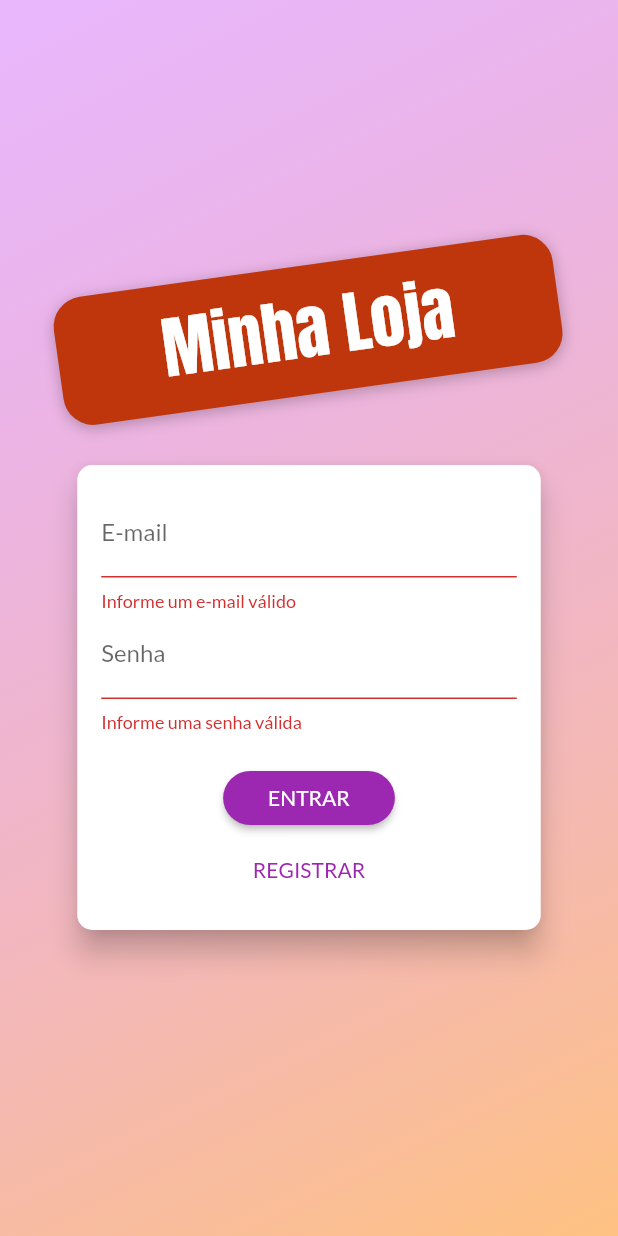
After one commit to nickollasaranha/flutter_udemy, a Flutter app: the screen it shows after launch, after a tap on "ENTRAR", on a phone screen of 412 x 824 dp. The commit adds this screen. Run offline on Flutter 3.47's test engine with Material 2 defaults, Android fonts, the phone set to English and light mode, and no system bars; our stand-ins replace shared_preferences; network calls fail.

Commit message:
feat: end of module 11

```diff
--- /dev/null
+++ b/shop/lib/components/auth_form.dart
@@ -0,0 +1,182 @@
+import 'package:flutter/material.dart';
+import 'package:provider/provider.dart';
+import 'package:shop/exceptions/auth_exception.dart';
+
+import '../models/auth.dart';
+
+enum AuthMode { Signup, Login }
+
+class AuthForm extends StatefulWidget {
+  const AuthForm({super.key});
+
+  @override
+  State<AuthForm> createState() => _AuthFormState();
+}
+
+class _AuthFormState extends State<AuthForm> {
+  final _passwordController = TextEditingController();
+  final _formKey = GlobalKey<FormState>();
+  bool _isLoading = false;
+
+  AuthMode _authMode = AuthMode.Login;
+  Map<String, String> _authData = {
+    'email': '',
+    'password': '',
+  };
+
+  bool _isLogin() => _authMode == AuthMode.Login;
+  bool _isSignup() => _authMode == AuthMode.Signup;
+
+  void _switchAuthMode() {
+    setState(() {
+      if (_isLogin()) {
+        _authMode = AuthMode.Signup;
+      } else {
+        _authMode = AuthMode.Login;
+      }
+    });
+  }
+
+  void _showErrorDialog(String msg) {
+    showDialog(
+      context: context,
+      builder: (ctx) => AlertDialog(
+        title: Text("Ocorreu um Erro"),
+        content: Text(msg),
+        actions: [
+          TextButton(
+            onPressed: () => Navigator.of(context).pop(),
+            child: Text('Fechar'),
+          )
+        ],
+      ),
+    );
+  }
+
+  Future<void> _submit() async {
+    final isValid = _formKey.currentState?.validate() ?? false;
+    if (!isValid) {
+      return;
+    }
+    setState(() {
+      _isLoading = true;
+    });
+
+    _formKey.currentState?.save();
+    Auth auth = Provider.of(context, listen: false);
+
+    try {
+      if (_isLogin()) {
+        // Login
+        await auth.login(
+          _authData['email']!,
+          _authData['password']!,
+        );
+      } else {
+        // Signup
+        await auth.signup(
+          _authData['email']!,
+          _authData['password']!,
+        );
+      }
+    } on AuthException catch (error) {
+      _showErrorDialog(error.toString());
+    } catch (error) {
+      _showErrorDialog('Ocorreu um erro inesperado!');
+    }
+
+    setState(() {
+      _isLoading = false;
+    });
+  }
+
+  @override
+  Widget build(BuildContext context) {
+    final deviceSize = MediaQuery.of(context).size;
+    return Card(
+      elevation: 8,
+      shape: RoundedRectangleBorder(
+        borderRadius: BorderRadius.circular(10),
+      ),
+      child: Container(
+        padding: const EdgeInsets.all(16),
+        height: _isLogin() ? 310 : 400,
+        width: deviceSize.width * 0.75,
+        child: Form(
+          key: _formKey,
+          child: Column(
+            children: [
+              TextFormField(
+                decoration: InputDecoration(labelText: 'E-mail'),
+                keyboardType: TextInputType.emailAddress,
+                onSaved: (email) => _authData['email'] = email ?? '',
+                validator: (value) {
+                  final email = value ?? '';
+                  if (email.trim().isEmpty || !email.contains('@')) {
+                    return 'Informe um e-mail válido';
+                  }
+                  return null;
+                },
+              ),
+              TextFormField(
+                decoration: InputDecoration(labelText: 'Senha'),
+                keyboardType: TextInputType.emailAddress,
+                obscureText: true,
+                controller: _passwordController,
+                onSaved: (password) => _authData['password'] = password ?? '',
+                validator: (_password) {
+                  final password = _password ?? '';
+                  if (password.isEmpty || password.length < 5) {
+                    return 'Informe uma senha válida';
+                  }
+                  return null;
+                },
+              ),
+              if (_isSignup())
+                TextFormField(
+                  decoration: InputDecoration(labelText: 'Confirmar Senha'),
+                  keyboardType: TextInputType.emailAddress,
+                  obscureText: true,
+                  validator: _isLogin()
+                      ? null
+                      : (_pwd) {
+                          final password = _pwd ?? '';
+                          if (password != _passwordController.text) {
+                            return 'Senhas não conferem';
+                          }
+                          return null;
+                        },
+                ),
+              SizedBox(
+                height: 20,
+              ),
+              if (_isLoading)
+                CircularProgressIndicator()
+              else
+                ElevatedButton(
+                  onPressed: _submit,
+                  child: Text(
+                      _authMode == AuthMode.Login ? 'ENTRAR' : 'REGISTRAR'),
+                  style: ElevatedButton.styleFrom(
+                      shape: RoundedRectangleBorder(
+                        borderRadius: BorderRadius.circular(30),
+                      ),
+                      padding: const EdgeInsets.symmetric(
+                        horizontal: 30,
+                        vertical: 8,
+                      )),
+                ),
+              Spacer(),
+              TextButton(
+                onPressed: _switchAuthMode,
+                child: Text(
+                  _isLogin() ? 'REGISTRAR' : 'JÁ POSSUI CONTA?',
+                ),
+              ),
+            ],
+          ),
+        ),
+      ),
+    );
+  }
+}
--- /dev/null
+++ b/shop/lib/data/store.dart
@@ -0,0 +1,32 @@
+import 'dart:convert';
+import 'package:shared_preferences/shared_preferences.dart';
+
+class Store {
+  static Future<bool> saveString(String key, String value) async {
+    final prefs = await SharedPreferences.getInstance();
+    return prefs.setString(key, value);
+  }
+
+  static Future<bool> saveMap(String key, Map<String, dynamic> value) async {
+    return saveString(key, jsonEncode(value));
+  }
+
+  static Future<String> getString(String key,
+      [String defaultValue = '']) async {
+    final prefs = await SharedPreferences.getInstance();
+    return prefs.getString(key) ?? defaultValue;
+  }
+
+  static Future<Map<String, dynamic>> getMap(String key) async {
+    try {
+      return jsonDecode(await getString(key));
+    } catch (_) {
+      return {};
+    }
+  }
+
+  static Future<bool> remove(String key) async {
+    final prefs = await SharedPreferences.getInstance();
+    return prefs.remove(key);
+  }
+}
--- /dev/null
+++ b/shop/lib/exceptions/auth_exception.dart
@@ -0,0 +1,20 @@
+class AuthException implements Exception {
+  static const Map<String, String> errors = {
+    'EMAIL_EXISTS': 'Email já cadastrado.',
+    'OPERATION_NOT_ALLOWED': 'Operação não permitida!',
+    'TOO_MANY_ATTEMPTS_TRY_LATER':
+        'Acesso bloqueado. Tenta novamente mais tarde',
+    'EMAIL_NOT_FOUND': 'Email não encontrado.',
+    'INVALID_PASSWORD': 'Senha informada não confere',
+    'USER_DISABLED': 'A conta do usuário foi desabilitada',
+  };
+
+  final String key;
+
+  AuthException(this.key);
+
+  @override
+  String toString() {
+    return errors[key] ?? 'Ocorreu um erro no processo de autenticação';
+  }
+}
--- a/shop/lib/main.dart
+++ b/shop/lib/main.dart
@@ -1,7 +1,10 @@
 import 'package:flutter/material.dart';
 import 'package:provider/provider.dart';
+import 'package:shop/models/auth.dart';
 import 'package:shop/models/cart.dart';
 import 'package:shop/models/order_list.dart';
+import 'package:shop/pages/auth_or_home_page.dart';
+import 'package:shop/pages/auth_page.dart';
 import 'package:shop/pages/cart_page.dart';
 import 'package:shop/pages/orders_page.dart';
 import 'package:shop/pages/product_detail_page.dart';
@@ -24,13 +27,30 @@ class MyApp extends StatelessWidget {
     return MultiProvider(
       providers: [
         ChangeNotifierProvider(
+          create: (_) => Auth(),
+        ),
+        ChangeNotifierProxyProvider<Auth, ProductList>(
           create: (_) => ProductList(),
+          update: (ctx, auth, previous) {
+            return ProductList(
+              auth.token ?? '',
+              auth.userId ?? '',
+              previous?.items ?? [],
+            );
+          },
+        ),
+        ChangeNotifierProxyProvider<Auth, OrderList>(
+          create: (_) => OrderList(),
+          update: ((ctx, auth, previous) {
+            return OrderList(
+              auth.token ?? '',
+              auth.userId ?? '',
+              previous?.items ?? [],
+            );
+          }),
         ),
         ChangeNotifierProvider(
           create: (_) => Cart(),
-        ),
-        ChangeNotifierProvider(
-          create: (_) => OrderList(),
         ),
       ],
       child: MaterialApp(
@@ -44,7 +64,7 @@ class MyApp extends StatelessWidget {
         ),
         debugShowCheckedModeBanner: false,
         routes: {
-          AppRoutes.home: (context) => ProductsOverviewPage(),
+          AppRoutes.home: (context) => const AuthOrHomePage(),
           AppRoutes.productDetail: (context) => const ProductDetailPage(),
           AppRoutes.cart: (context) => const CartPage(),
           AppRoutes.order: (context) => OrdersPage(),
--- /dev/null
+++ b/shop/lib/models/auth.dart
@@ -0,0 +1,123 @@
+import 'dart:async';
+import 'dart:convert';
+
+import 'package:flutter/material.dart';
+import 'package:http/http.dart' as http;
+import 'package:shop/data/store.dart';
+import 'package:shop/exceptions/auth_exception.dart';
+
+class Auth with ChangeNotifier {
+  String? _token;
+  String? _email;
+  String? _userId;
+  DateTime? _expiryDate;
+  Timer? _logoutTimer;
+
+  bool get isAuth {
+    final isValid = _expiryDate?.isAfter(DateTime.now()) ?? false;
+    return _token != null && isValid;
+  }
+
+  String? get token {
+    return isAuth ? _token : null;
+  }
+
+  String? get email {
+    return isAuth ? _email : null;
+  }
+
+  String? get userId {
+    return isAuth ? _userId : null;
+  }
+
+  static const _url =
+      'https://identitytoolkit.googleapis.com/v1/accounts:signUp?key=AIzaSyA03gtnUPQNhuBceyLXfgLLwxrItAefu4g';
+
+  Future<void> _authenticate(
+      String email, String password, String urlFragment) async {
+    final url =
+        'https://identitytoolkit.googleapis.com/v1/accounts:$urlFragment?key=AIzaSyA03gtnUPQNhuBceyLXfgLLwxrItAefu4g';
+    final response = await http.post(
+      Uri.parse(url),
+      body: jsonEncode({
+        'email': email,
+        'password': password,
+        'returnSecureToken': true,
+      }),
+    );
+
+    final body = jsonDecode(response.body);
+
+    if (body['error'] != null) {
+      throw AuthException(body['error']['message']);
+    } else {
+      /* Token is valid here */
+      _token = body['idToken'];
+      _email = body['email'];
+      _userId = body['localId'];
+      _expiryDate = DateTime.now().add(
+        Duration(
+          seconds: int.parse(
+            body['expiresIn'],
+          ),
+        ),
+      );
+
+      Store.saveMap('userData', {
+        'token': _token,
+        'email': _email,
+        'userId': _userId,
+        'expiryDate': _expiryDate!.toIso8601String(),
+      });
+
+      _autoLogout();
+      notifyListeners();
+    }
+  }
+
+  Future<void> signup(String email, String password) async {
+    return _authenticate(email, password, 'signUp');
+  }
+
+  Future<void> login(String email, String password) async {
+    return _authenticate(email, password, 'signInWithPassword');
+  }
+
+  Future<void> tryAutoLogin() async {
+    if (isAuth) return;
+
+    final userData = await Store.getMap('userData');
+    if (userData.isEmpty) return;
+
+    final expiryDate = DateTime.parse(userData['expiryDate']);
+    if (expiryDate.isBefore(DateTime.now())) return;
+
+    _token = userData['token'];
+    _email = userData['email'];
+    _userId = userData['userId'];
+    _expiryDate = expiryDate;
+
+    _autoLogout();
+    notifyListeners();
+  }
+
+  void logout() {
+    _token = null;
+    _email = null;
+    _userId = null;
+    _expiryDate = null;
+    _clearLogoutTimer();
+    Store.remove('userData').then((_) => notifyListeners());
+  }
+
+  void _clearLogoutTimer() {
+    _logoutTimer?.cancel();
+    _logoutTimer = null;
+  }
+
+  void _autoLogout() {
+    _clearLogoutTimer();
+    final timeToLogout = _expiryDate?.difference(DateTime.now()).inSeconds;
+    _logoutTimer = Timer(Duration(seconds: timeToLogout ?? 0), logout);
+  }
+}
--- a/shop/lib/models/order_list.dart
+++ b/shop/lib/models/order_list.dart
@@ -1,5 +1,4 @@
 import 'dart:convert';
-import 'dart:math';
 import 'package:flutter/material.dart';
 import 'package:http/http.dart' as http;
 import 'package:shop/models/cart_item.dart';
@@ -8,7 +7,15 @@ import 'cart.dart';
 import 'order.dart';
 
 class OrderList with ChangeNotifier {
+  final String _token;
+  final String _userId;
   List<Order> _items = [];
+
+  OrderList([
+    this._token = '',
+    this._userId = '',
+    this._items = const [],
+  ]);
 
   List<Order> get items {
     return [..._items];
@@ -19,14 +26,14 @@ class OrderList with ChangeNotifier {
   }
 
   Future<void> loadOrders() async {
-    _items.clear();
+    List<Order> items = [];
 
-    final response =
-        await http.get(Uri.parse('${Constants.orderBaseUrl}.json'));
+    final response = await http
+        .get(Uri.parse('${Constants.orderBaseUrl}/$_userId.json?auth=$_token'));
     if (response.body == 'null') return;
     Map<String, dynamic> data = jsonDecode(response.body);
     data.forEach((orderId, orderData) {
-      _items.add(Order(
+      items.add(Order(
         id: orderId,
         total: orderData['total'],
         products: (orderData['products'] as List<dynamic>).map((e) {
@@ -41,13 +48,15 @@ class OrderList with ChangeNotifier {
         date: DateTime.parse(orderData['date']),
       ));
     });
+
+    _items = items.reversed.toList();
     notifyListeners();
   }
 
   Future<void> addOrder(Cart cart) async {
     final date = DateTime.now();
     final response = await http.post(
-      Uri.parse('${Constants.orderBaseUrl}.json'),
+      Uri.parse('${Constants.orderBaseUrl}/$_userId.json?auth=$_token'),
       body: jsonEncode(
         {
           'total': cart.totalAmount,
--- a/shop/lib/models/product_list.dart
+++ b/shop/lib/models/product_list.dart
@@ -8,11 +8,19 @@ import '../utils/constants.dart';
 import 'product.dart';
 
 class ProductList with ChangeNotifier {
-  final List<Product> _items = [];
+  final String _token;
+  final String _userId;
+  List<Product> _items = [];
+
   List<Product> get items => [..._items];
-
   List<Product> get favoriteItems =>
       _items.where((element) => element.isFavorite).toList();
+
+  ProductList([
+    this._token = '',
+    this._userId = '',
+    this._items = const [],
+  ]);
 
   int get itemsCount {
     return _items.length;
@@ -21,11 +29,22 @@ class ProductList with ChangeNotifier {
   Future<void> loadProducts() async {
     _items.clear();
 
-    final response =
-        await http.get(Uri.parse('${Constants.productBaseUrl}.json'));
+    final response = await http.get(
+      Uri.parse('${Constants.productBaseUrl}.json?auth=$_token'),
+    );
+
+    final favResponse = await http.get(
+      Uri.parse('${Constants.userFavoritesUrl}/$_userId.json?auth=$_token'),
+    );
+
+    Map<String, dynamic> favData =
+        favResponse.body == 'null' ? {} : jsonDecode(favResponse.body);
+
     if (response.body == 'null') return;
     Map<String, dynamic> data = jsonDecode(response.body);
+
     data.forEach((productId, productData) {
+      final isFavorite = favData[productId] ?? false;
       _items.add(
         Product(
           id: productId,
@@ -33,7 +52,7 @@ class ProductList with ChangeNotifier {
           description: productData['description'],
           price: productData['price'],
           imageUrl: productData['imageUrl'],
-          isFavorite: productData['isFavorite'],
+          isFavorite: isFavorite,
         ),
       );
     });
@@ -61,7 +80,8 @@ class ProductList with ChangeNotifier {
     int index = _items.indexWhere((element) => element.id == product.id);
     if (index >= 0) {
       await http.patch(
-        Uri.parse('${Constants.productBaseUrl}/${product.id}.json'),
+        Uri.parse(
+            '${Constants.productBaseUrl}/${product.id}.json?auth=$_token'),
         body: jsonEncode(
           {
             "name": product.name,
@@ -79,14 +99,13 @@ class ProductList with ChangeNotifier {
 
   Future<void> addProduct(Product product) async {
     final response = await http.post(
-      Uri.parse('${Constants.productBaseUrl}.json'),
+      Uri.parse('${Constants.productBaseUrl}.json?auth=$_token'),
       body: jsonEncode(
         {
           "name": product.name,
           "description": product.description,
           "price": product.price,
           "imageUrl": product.imageUrl,
-          "isFavorite": product.isFavorite,
         },
       ),
     );
@@ -110,7 +129,8 @@ class ProductList with ChangeNotifier {
       _items.remove(product);
 
       final response = await http.delete(
-        Uri.parse('${Constants.productBaseUrl}/${product.id}.json'),
+        Uri.parse(
+            '${Constants.productBaseUrl}/${product.id}.json?auth=$_token'),
       );
 
       if (response.statusCode >= 400) {
--- /dev/null
+++ b/shop/lib/pages/auth_or_home_page.dart
@@ -0,0 +1,27 @@
+import 'package:flutter/material.dart';
+import 'package:provider/provider.dart';
+import 'package:shop/pages/auth_page.dart';
+import 'package:shop/pages/products_overview_page.dart';
+
+import '../models/auth.dart';
+
+class AuthOrHomePage extends StatelessWidget {
+  const AuthOrHomePage({super.key});
+
+  @override
+  Widget build(BuildContext context) {
+    Auth auth = Provider.of(context);
+    return FutureBuilder(
+      future: auth.tryAutoLogin(),
+      builder: ((context, snapshot) {
+        if (snapshot.connectionState == ConnectionState.waiting) {
+          return Center(child: CircularProgressIndicator());
+        } else if (snapshot.error != null) {
+          return Center(child: Text('Ocorreu um erro!'));
+        } else {
+          return auth.isAuth ? ProductsOverviewPage() : AuthPage();
+        }
+      }),
+    );
+  }
+}
--- /dev/null
+++ b/shop/lib/pages/auth_page.dart
@@ -0,0 +1,65 @@
+import 'dart:math';
+
+import 'package:flutter/material.dart';
+
+import '../components/auth_form.dart';
+
+class AuthPage extends StatelessWidget {
+  const AuthPage({super.key});
+
+  @override
+  Widget build(BuildContext context) {
+    return Scaffold(
+        body: Stack(
+      children: [
+        Container(
+          decoration: BoxDecoration(
+            gradient: LinearGradient(
+              colors: [
+                Color.fromRGBO(215, 117, 255, 0.5),
+                Color.fromRGBO(255, 188, 117, 0.9),
+              ],
+              begin: Alignment.topLeft,
+              end: Alignment.bottomRight,
+            ),
+          ),
+        ),
+        Container(
+            width: double.infinity,
+            child: Column(
+              mainAxisAlignment: MainAxisAlignment.center,
+              crossAxisAlignment: CrossAxisAlignment.center,
+              children: [
+                Container(
+                  margin: const EdgeInsets.only(bottom: 20),
+                  padding: const EdgeInsets.symmetric(
+                    vertical: 10,
+                    horizontal: 70,
+                  ),
+                  transform: Matrix4.rotationZ(-8 * pi / 180)..translate(-5.0),
+                  decoration: BoxDecoration(
+                      borderRadius: BorderRadius.circular(20),
+                      color: Colors.deepOrange.shade900,
+                      boxShadow: [
+                        BoxShadow(
+                          blurRadius: 8,
+                          color: Colors.black26,
+                          offset: Offset(0, 2),
+                        ),
+                      ]),
+                  child: Text(
+                    'Minha Loja',
+                    style: TextStyle(
+                      fontSize: 45,
+                      fontFamily: 'Anton',
+                      color: Theme.of(context).colorScheme.inversePrimary,
+                    ),
+                  ),
+                ),
+                AuthForm(),
+              ],
+            )),
+      ],
+    ));
+  }
+}
--- a/shop/lib/utils/constants.dart
+++ b/shop/lib/utils/constants.dart
@@ -1,4 +1,6 @@
 class Constants {
+  static const userFavoritesUrl =
+      'https://udemy-shop-885ec-default-rtdb.firebaseio.com/userFavorites';
   static const productBaseUrl =
       'https://udemy-shop-885ec-default-rtdb.firebaseio.com/products';
   static const orderBaseUrl =
--- a/shop/pubspec.yaml
+++ b/shop/pubspec.yaml
@@ -34,6 +34,7 @@ dependencies:
   provider: ^5.0.0
   intl: ^0.17.0
   http: ^0.13.3
+  shared_preferences: ^2.0.6
 
 
   # The following adds the Cupertino Icons font to your application.
```
Also changed, not shown: shop/lib/components/app_drawer.dart (+11 -0 lines), shop/lib/components/product_grid_item.dart (+6 -1 lines), shop/lib/models/product.dart (+4 -4 lines), shop/pubspec.lock, 33 other files.
